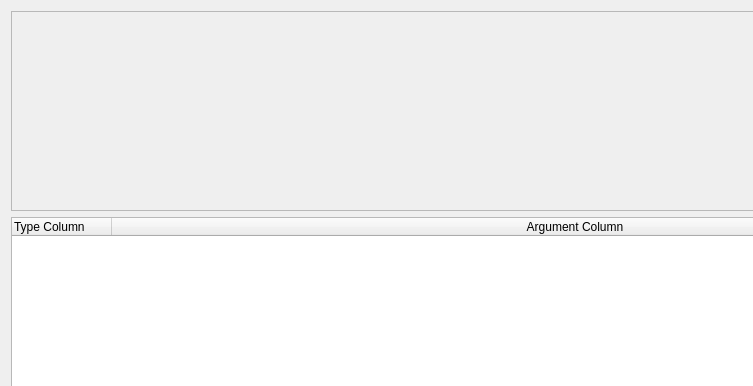
Before: the Qt Designer form src/ui_files/Adjust_Arguments_Design.ui in uf-reef-avl/multilauncher, drawn with Qt 5; both pictures show x 0 to 753 and y 0 to 386 of the 1050 by 843 pixel window.
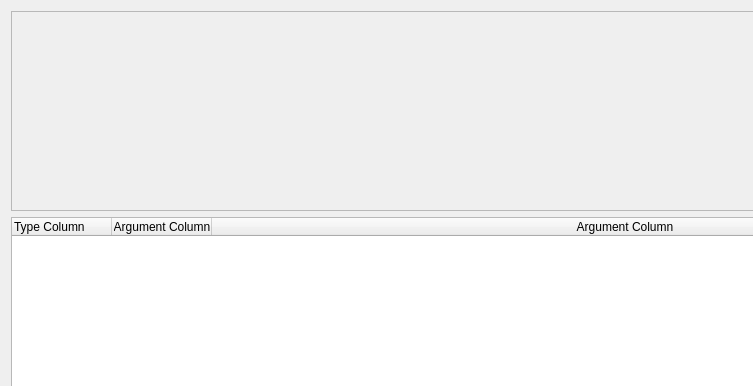
After: the same form once the commit is applied.

Commit message: Argument issues still being addressed

What changed in the file:
```diff
--- a/src/ui_files/Adjust_Arguments_Design.ui
+++ b/src/ui_files/Adjust_Arguments_Design.ui
@@ -50,6 +50,9 @@
    </item>
    <item row="1" column="0">
     <widget class="QTreeWidget" name="treeRobotType">
+     <property name="columnCount">
+      <number>3</number>
+     </property>
      <column>
       <property name="text">
        <string>Type Column</string>
@@ -65,7 +68,10 @@
      </column>
      <column>
       <property name="text">
-       <string/>
+       <string>Argument Column</string>
+      </property>
+      <property name="textAlignment">
+       <set>AlignCenter</set>
       </property>
      </column>
     </widget>
```
The commit also changes 4 other files.
